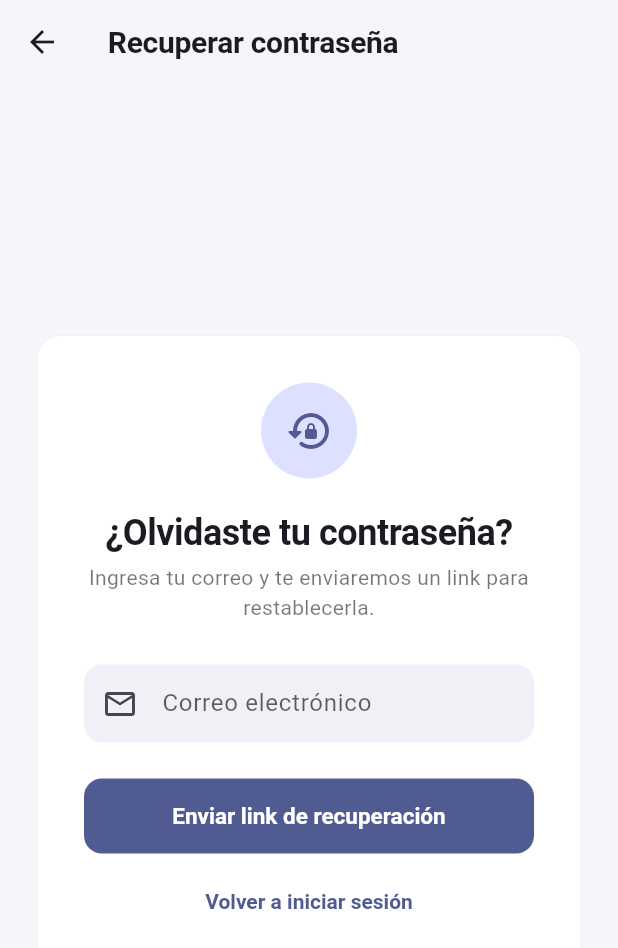
After one commit to informaticojhon/transpogestioncl, a Flutter app: the ForgotPasswordScreen screen opened by its route, on a phone screen of 412 x 824 dp. The commit adds this screen. Shown: the top 948 px of the screen. Run offline on Flutter 3.47's test engine with Material 3 defaults, Android fonts, the phone set to English and light mode, and no system bars; our stand-ins replace fl_chart, geolocator, pdf, printing, shared_preferences, supabase_flutter; missing offline and left inert: excel, universal_html; accounts and stored records are empty.

Commit message:
Add self-service password reset flow
Previously the only way to regain access to a locked account was for the
project owner to manually reset it from the Supabase dashboard. Adds
"forgot password" (sends Supabase's recovery email) and a reset screen
reached via the emailed link, wired through the app's auth state listener.

Co-Authored-By: Claude Sonnet 5 <noreply@anthropic.com>

```diff
--- /dev/null
+++ b/lib/screens/forgot_password_screen.dart
@@ -0,0 +1,138 @@
+import 'package:flutter/material.dart';
+import '../repositories/auth_repository.dart';
+import '../utils/validators.dart';
+
+/// Pide el correo y envía el link de recuperación de contraseña de
+/// Supabase. Siempre muestra el mismo mensaje de éxito, exista o no esa
+/// cuenta, para no revelar qué correos están registrados.
+class ForgotPasswordScreen extends StatefulWidget {
+  const ForgotPasswordScreen({super.key});
+
+  @override
+  State<ForgotPasswordScreen> createState() => _ForgotPasswordScreenState();
+}
+
+class _ForgotPasswordScreenState extends State<ForgotPasswordScreen> {
+  final _formKey = GlobalKey<FormState>();
+  final _emailController = TextEditingController();
+  final _authRepository = AuthRepository();
+  bool _enviando = false;
+  bool _enviado = false;
+
+  @override
+  void dispose() {
+    _emailController.dispose();
+    super.dispose();
+  }
+
+  Future<void> _enviar() async {
+    if (!_formKey.currentState!.validate()) return;
+
+    setState(() => _enviando = true);
+    await _authRepository.enviarRecuperacionPassword(_emailController.text.trim());
+    if (mounted) {
+      setState(() {
+        _enviando = false;
+        _enviado = true;
+      });
+    }
+  }
+
+  @override
+  Widget build(BuildContext context) {
+    final colorScheme = Theme.of(context).colorScheme;
+    return Scaffold(
+      appBar: AppBar(title: const Text('Recuperar contraseña')),
+      body: Center(
+        child: SingleChildScrollView(
+          padding: const EdgeInsets.all(24),
+          child: ConstrainedBox(
+            constraints: const BoxConstraints(maxWidth: 440),
+            child: Card(
+              child: Padding(
+                padding: const EdgeInsets.all(32),
+                child: _enviado
+                    ? Column(
+                        mainAxisSize: MainAxisSize.min,
+                        children: [
+                          Icon(Icons.mark_email_read_outlined, size: 48, color: colorScheme.primary),
+                          const SizedBox(height: 16),
+                          const Text(
+                            'Si el correo está registrado, te enviamos un link para restablecer tu contraseña. Revisa tu bandeja de entrada (y spam).',
+                            textAlign: TextAlign.center,
+                          ),
+                          const SizedBox(height: 24),
+                          TextButton(
+                            onPressed: () => Navigator.pop(context),
+                            child: const Text('Volver a iniciar sesión'),
+                          ),
+                        ],
+                      )
+                    : Form(
+                        key: _formKey,
+                        child: Column(
+                          crossAxisAlignment: CrossAxisAlignment.stretch,
+                          mainAxisSize: MainAxisSize.min,
+                          children: [
+                            Center(
+                              child: Container(
+                                padding: const EdgeInsets.all(16),
+                                decoration: BoxDecoration(
+                                  color: colorScheme.primaryContainer,
+                                  shape: BoxShape.circle,
+                                ),
+                                child: Icon(Icons.lock_reset_rounded, size: 32, color: colorScheme.primary),
+                              ),
+                            ),
+                            const SizedBox(height: 20),
+                            Text(
+                              '¿Olvidaste tu contraseña?',
+                              style: Theme.of(context).textTheme.headlineSmall,
+                              textAlign: TextAlign.center,
+                            ),
+                            const SizedBox(height: 4),
+                            Text(
+                              'Ingresa tu correo y te enviaremos un link para restablecerla.',
+                              style: TextStyle(color: colorScheme.onSurface.withValues(alpha: 0.6)),
+                              textAlign: TextAlign.center,
+                            ),
+                            const SizedBox(height: 28),
+                            TextFormField(
+                              controller: _emailController,
+                              decoration: const InputDecoration(
+                                labelText: 'Correo electrónico',
+                                prefixIcon: Icon(Icons.email_outlined),
+                              ),
+                              keyboardType: TextInputType.emailAddress,
+                              validator: Validators.validateEmail,
+                            ),
+                            const SizedBox(height: 24),
+                            SizedBox(
+                              height: 50,
+                              child: ElevatedButton(
+                                onPressed: _enviando ? null : _enviar,
+                                child: _enviando
+                                    ? const SizedBox(
+                                        height: 20,
+                                        width: 20,
+                                        child: CircularProgressIndicator(strokeWidth: 2, color: Colors.white),
+                                      )
+                                    : const Text('Enviar link de recuperación'),
+                              ),
+                            ),
+                            const SizedBox(height: 8),
+                            TextButton(
+                              onPressed: _enviando ? null : () => Navigator.pop(context),
+                              child: const Text('Volver a iniciar sesión'),
+                            ),
+                          ],
+                        ),
+                      ),
+              ),
+            ),
+          ),
+        ),
+      ),
+    );
+  }
+}
```
Also changed, not shown: lib/main.dart (+24 -0 lines), lib/repositories/auth_repository.dart (+8 -0 lines), lib/repositories/supabase_repository.dart (+19 -0 lines), lib/screens/login_screen.dart (+8 -1 lines), lib/screens/reset_password_screen.dart (added, +155 -0 lines).
